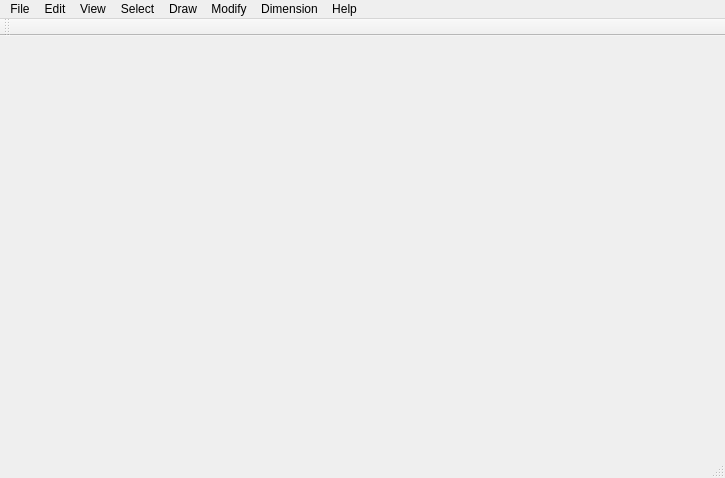
Qt form mainwindow.ui (kamalpreetgrewal/gdcad) before a commit.
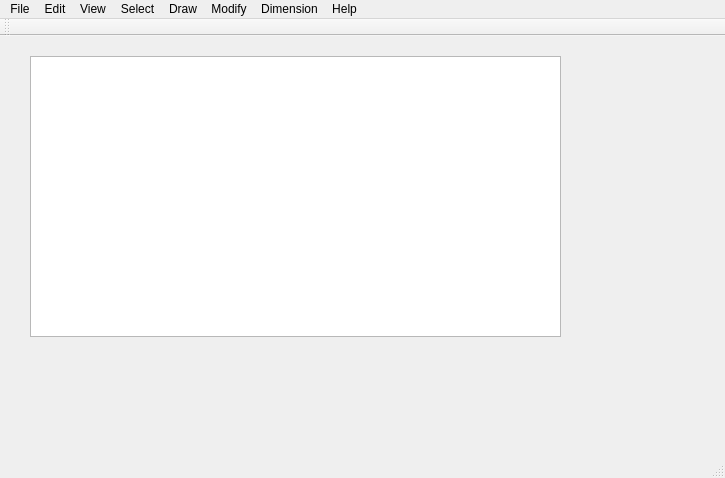
The same form after that commit.

Commit message: paints line in graphics view

```diff
--- a/mainwindow.ui
+++ b/mainwindow.ui
@@ -16,7 +16,18 @@
   <property name="windowTitle">
    <string>MainWindow</string>
   </property>
-  <widget class="QWidget" name="centralWidget"/>
+  <widget class="QWidget" name="centralWidget">
+   <widget class="QGraphicsView" name="graphicsView">
+    <property name="geometry">
+     <rect>
+      <x>30</x>
+      <y>20</y>
+      <width>531</width>
+      <height>281</height>
+     </rect>
+    </property>
+   </widget>
+  </widget>
   <widget class="QMenuBar" name="menuBar">
    <property name="geometry">
     <rect>
```
Left out of the diff: 6 changed lines with no effect on the pictures. The commit also changes 2 other files.
